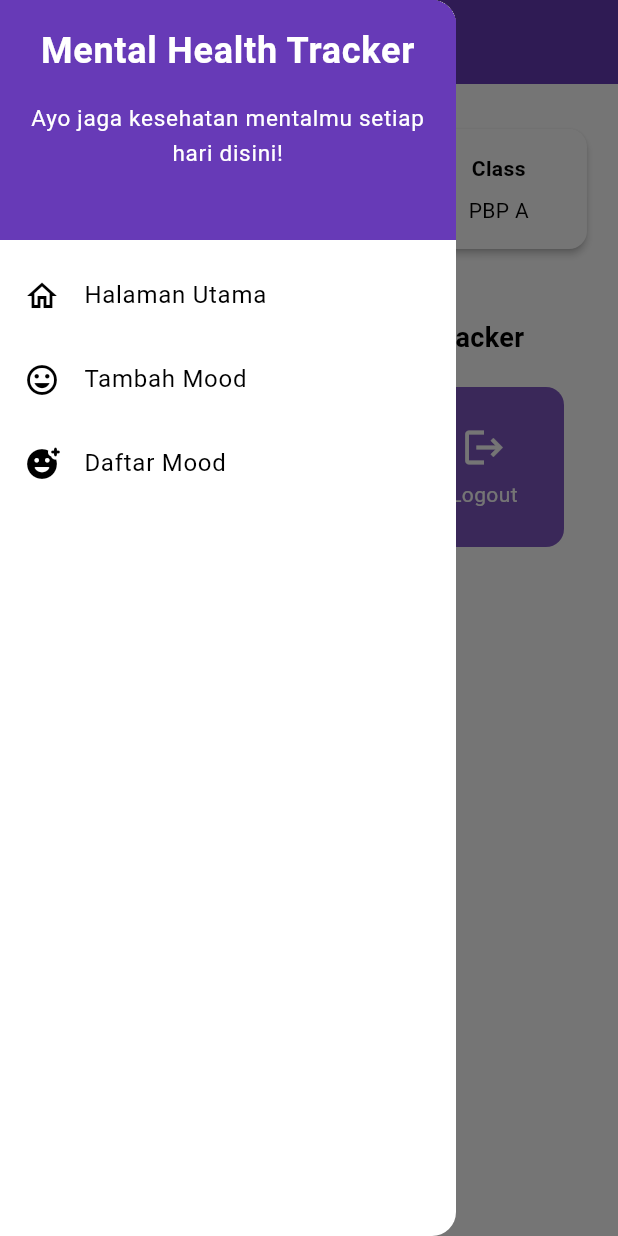
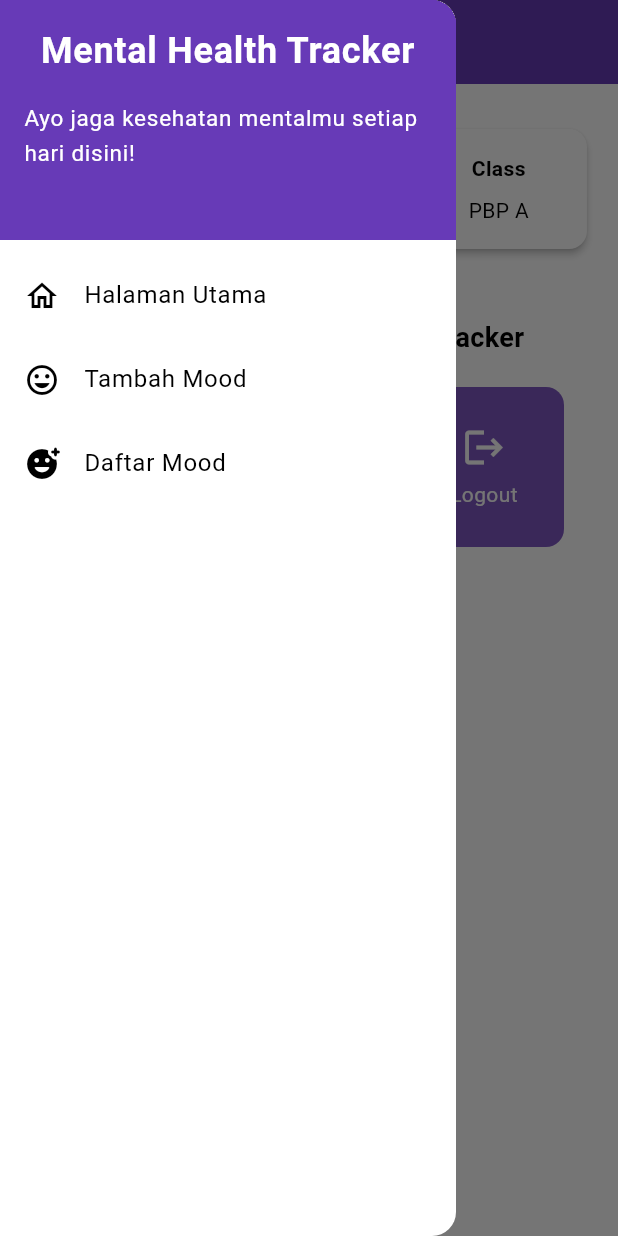
Before and after one commit to fachhhh/mental-health-tracker-mobile, a Flutter app: the screen it shows after launch, with the side drawer open, on a phone screen of 412 x 824 dp. Run offline on Flutter 3.47's test engine with Material 3 defaults, Android fonts, the phone set to English and light mode, and no system bars; missing offline and left inert: pbp_django_auth.

Commit message:
fix error (jangan dinilai kak yang ini)

```diff
--- a/lib/screens/list_moodentry.dart
+++ b/lib/screens/list_moodentry.dart
@@ -13,8 +13,7 @@ class MoodEntryPage extends StatefulWidget {
 
 class _MoodEntryPageState extends State<MoodEntryPage> {
   Future<List<MoodEntry>> fetchMood(CookieRequest request) async {
-    // TODO: Ganti URL dan jangan lupa tambahkan trailing slash (/) di akhir URL!
-    final response = await request.get('http://10.0.2.2/json/');
+    final response = await request.get('http://localhost:8000/json/');
 
     // Melakukan decode response menjadi bentuk json
     var data = response;
--- a/lib/screens/menu.dart
+++ b/lib/screens/menu.dart
@@ -1,8 +1,9 @@
+// Menu Dart
 import 'package:flutter/material.dart';
 import 'package:mental_health_tracker/widgets/left_drawer.dart';
 import 'package:mental_health_tracker/widgets/mood_card.dart';
+
 class MyHomePage extends StatelessWidget {
-  MyHomePage({super.key});
   final String npm = '2306245030'; // NPM
   final String name = 'Hadyan Fachri'; // Nama
   final String className = 'PBP A'; // Kelas
@@ -12,6 +13,8 @@ class MyHomePage extends StatelessWidget {
     ItemHomepage("Tambah Mood", Icons.add),
     ItemHomepage("Logout", Icons.logout),
   ];
+
+  MyHomePage({super.key});
 
   @override
   Widget build(BuildContext context) {
@@ -27,11 +30,10 @@ class MyHomePage extends StatelessWidget {
             fontWeight: FontWeight.bold,
           ),
         ),
-        iconTheme: const IconThemeData(color: Colors.white),
         // Warna latar belakang AppBar diambil dari skema warna tema aplikasi.
         backgroundColor: Theme.of(context).colorScheme.primary,
+        iconTheme: const IconThemeData(color: Colors.white),
       ),
-      drawer: const LeftDrawer(),
       // Body halaman dengan padding di sekelilingnya.
       body: Padding(
         padding: const EdgeInsets.all(16.0),
@@ -56,6 +58,7 @@ class MyHomePage extends StatelessWidget {
             Center(
               child: Column(
                 // Menyusun teks dan grid item secara vertikal.
+
                 children: [
                   // Menampilkan teks sambutan dengan gaya tebal dan ukuran 18.
                   const Padding(
@@ -90,6 +93,41 @@ class MyHomePage extends StatelessWidget {
           ],
         ),
       ),
+      drawer: const LeftDrawer(),
     );
   }
 }
+
+class InfoCard extends StatelessWidget {
+  // Kartu informasi yang menampilkan title dan content.
+
+  final String title; // Judul kartu.
+  final String content; // Isi kartu.
+
+  const InfoCard({super.key, required this.title, required this.content});
+
+  @override
+  Widget build(BuildContext context) {
+    return Card(
+      // Membuat kotak kartu dengan bayangan dibawahnya.
+      elevation: 2.0,
+      child: Container(
+        // Mengatur ukuran dan jarak di dalam kartu.
+        width: MediaQuery.of(context).size.width /
+            3.5, // menyesuaikan dengan lebar device yang digunakan.
+        padding: const EdgeInsets.all(16.0),
+        // Menyusun title dan content secara vertikal.
+        child: Column(
+          children: [
+            Text(
+              title,
+              style: const TextStyle(fontWeight: FontWeight.bold),
+            ),
+            const SizedBox(height: 8.0),
+            Text(content),
+          ],
+        ),
+      ),
+    );
+  }
+}
--- a/lib/screens/register.dart
+++ b/lib/screens/register.dart
@@ -1,4 +1,5 @@
 import 'dart:convert';
+
 import 'package:flutter/material.dart';
 import 'package:mental_health_tracker/screens/login.dart';
 import 'package:pbp_django_auth/pbp_django_auth.dart';
@@ -120,7 +121,7 @@ class _RegisterPageState extends State<RegisterPage> {
                       // Untuk menyambungkan Android emulator dengan Django pada localhost,
                       // gunakan URL http://10.0.2.2/
                       final response = await request.postJson(
-                          "http://10.0.2.2/auth/register/",
+                          "http://localhost:8000/auth/register/",
                           jsonEncode({
                             "username": username,
                             "password1": password1,
@@ -149,7 +150,7 @@ class _RegisterPageState extends State<RegisterPage> {
                     },
                     style: ElevatedButton.styleFrom(
                       foregroundColor: Colors.white,
-                      minimumSize: Size(double.infinity, 50),
+                      minimumSize: const Size(double.infinity, 50),
                       backgroundColor: Theme.of(context).colorScheme.primary,
                       padding: const EdgeInsets.symmetric(vertical: 16.0),
                     ),
--- a/lib/widgets/left_drawer.dart
+++ b/lib/widgets/left_drawer.dart
@@ -1,7 +1,7 @@
 import 'package:flutter/material.dart';
+import 'package:mental_health_tracker/screens/list_moodentry.dart';
 import 'package:mental_health_tracker/screens/menu.dart';
 import 'package:mental_health_tracker/screens/moodentry_form.dart';
-import 'package:mental_health_tracker/screens/list_moodentry.dart';
 
 class LeftDrawer extends StatelessWidget {
   const LeftDrawer({super.key});
@@ -29,11 +29,10 @@ class LeftDrawer extends StatelessWidget {
                 Padding(padding: EdgeInsets.all(8)),
                 Text(
                   "Ayo jaga kesehatan mentalmu setiap hari disini!",
-                  textAlign: TextAlign.center,
                   style: TextStyle(
                     fontSize: 15,
+                    color: Colors.white,
                     fontWeight: FontWeight.normal,
-                    color: Colors.white,
                   ),
                 ),
               ],
@@ -67,7 +66,7 @@ class LeftDrawer extends StatelessWidget {
             leading: const Icon(Icons.add_reaction_rounded),
             title: const Text('Daftar Mood'),
             onTap: () {
-                // Route menu ke halaman mood
+              // Route menu ke halaman mood
               Navigator.push(
                 context,
                 MaterialPageRoute(builder: (context) => const MoodEntryPage()),
--- a/lib/widgets/mood_card.dart
+++ b/lib/widgets/mood_card.dart
@@ -1,7 +1,7 @@
 import 'package:flutter/material.dart';
+import 'package:mental_health_tracker/screens/list_moodentry.dart';
 import 'package:mental_health_tracker/screens/login.dart';
 import 'package:mental_health_tracker/screens/moodentry_form.dart';
-import 'package:mental_health_tracker/screens/list_moodentry.dart';
 import 'package:pbp_django_auth/pbp_django_auth.dart';
 import 'package:provider/provider.dart';
 
@@ -34,45 +34,38 @@ class ItemCard extends StatelessWidget {
           // Menampilkan pesan SnackBar saat kartu ditekan.
           ScaffoldMessenger.of(context)
             ..hideCurrentSnackBar()
-          ..showSnackBar(
-            SnackBar(content: Text("Kamu telah menekan tombol ${item.name}!"))
-          );
+            ..showSnackBar(SnackBar(
+                content: Text("Kamu telah menekan tombol ${item.name}!")));
 
           if (item.name == "Tambah Mood") {
             Navigator.push(
                 context,
                 MaterialPageRoute(
-              builder: (context) => const MoodEntryFormPage(),
-            ),
-          );
-        }
-        else if (item.name == "Lihat Mood") {
+                    builder: (context) => const MoodEntryFormPage()));
+          } else if (item.name == "Lihat Mood") {
             Navigator.push(
               context,
-            MaterialPageRoute(
-              builder: (context) => const MoodEntryPage()
-            ),
+              MaterialPageRoute(builder: (context) => const MoodEntryPage()),
             );
-        }
-        else if (item.name == "Logout") {
-          // Marking this method as async allows us to use await here
-          final response = await request.logout(
-              "http://10.0.2.2/auth/logout/"); // Update URL as needed
+          } else if (item.name == "Logout") {
+            final response =
+                await request.logout("http://localhost:8000/auth/logout/");
             String message = response["message"];
-
             if (context.mounted) {
               if (response['status']) {
                 String uname = response["username"];
-              ScaffoldMessenger.of(context).showSnackBar(
-                SnackBar(content: Text("$message Sampai jumpa, $uname.")),
-              );
+                ScaffoldMessenger.of(context).showSnackBar(SnackBar(
+                  content: Text("$message Sampai jumpa, $uname."),
+                ));
                 Navigator.pushReplacement(
                   context,
                   MaterialPageRoute(builder: (context) => const LoginPage()),
                 );
               } else {
                 ScaffoldMessenger.of(context).showSnackBar(
-                SnackBar(content: Text(message)),
+                  SnackBar(
+                    content: Text(message),
+                  ),
                 );
               }
             }
@@ -105,37 +98,3 @@ class ItemCard extends StatelessWidget {
     );
   }
 }
-
-
-class InfoCard extends StatelessWidget {
-  // Kartu informasi yang menampilkan title dan content.
-
-  final String title;  // Judul kartu.
-  final String content;  // Isi kartu.
-
-  const InfoCard({super.key, required this.title, required this.content});
-
-  @override
-  Widget build(BuildContext context) {
-    return Card(
-      // Membuat kotak kartu dengan bayangan dibawahnya.
-      elevation: 2.0,
-      child: Container(
-        // Mengatur ukuran dan jarak di dalam kartu.
-        width: MediaQuery.of(context).size.width / 3.5, // menyesuaikan dengan lebar device yang digunakan.
-        padding: const EdgeInsets.all(16.0),
-        // Menyusun title dan content secara vertikal.
-        child: Column(
-          children: [
-            Text(
-              title,
-              style: const TextStyle(fontWeight: FontWeight.bold),
-            ),
-            const SizedBox(height: 8.0),
-            Text(content),
-          ],
-        ),
-      ),
-    );
-  }
-}
```
Also changed, not shown: lib/models/mood_entry.dart (+6 -3 lines), lib/screens/login.dart (+4 -4 lines), lib/screens/moodentry_form.dart (+9 -6 lines). Lines whose indentation alone changed are shown as unchanged.
